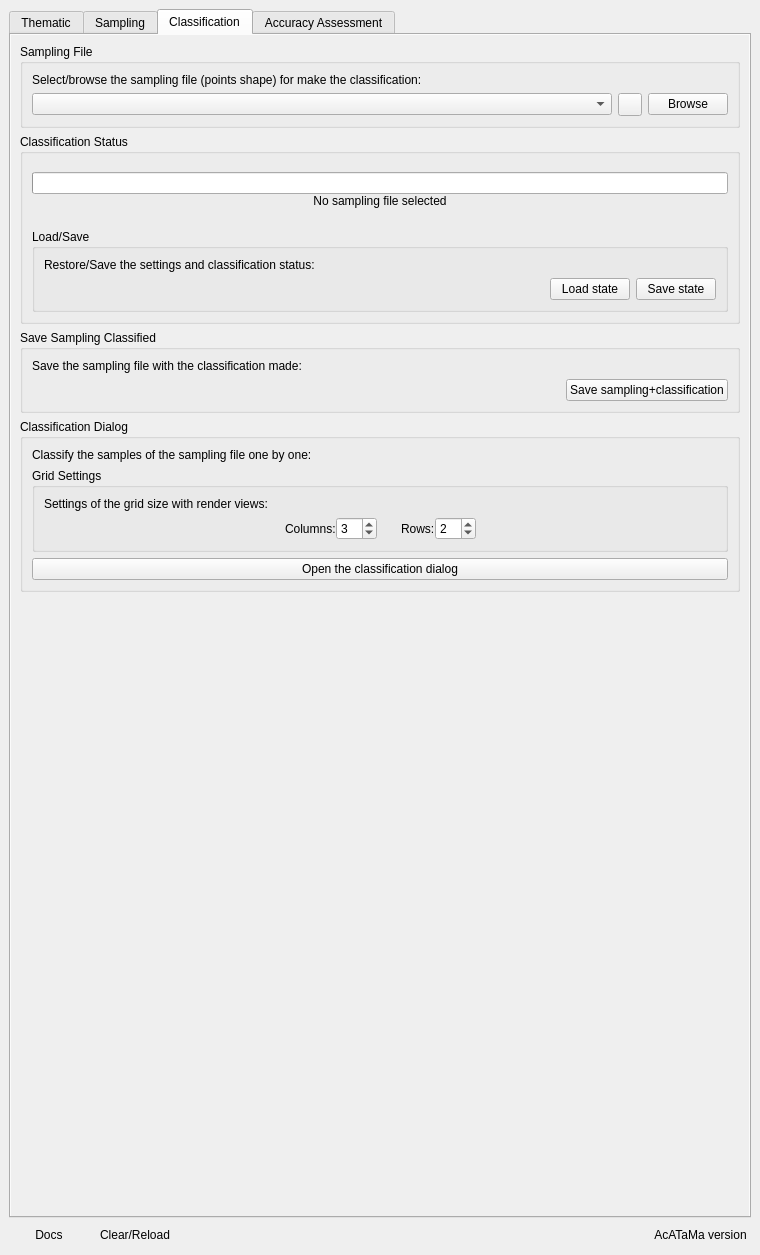
Qt form ui/acatama_dockwidget.ui (SMByC/AcATaMa) before a commit.
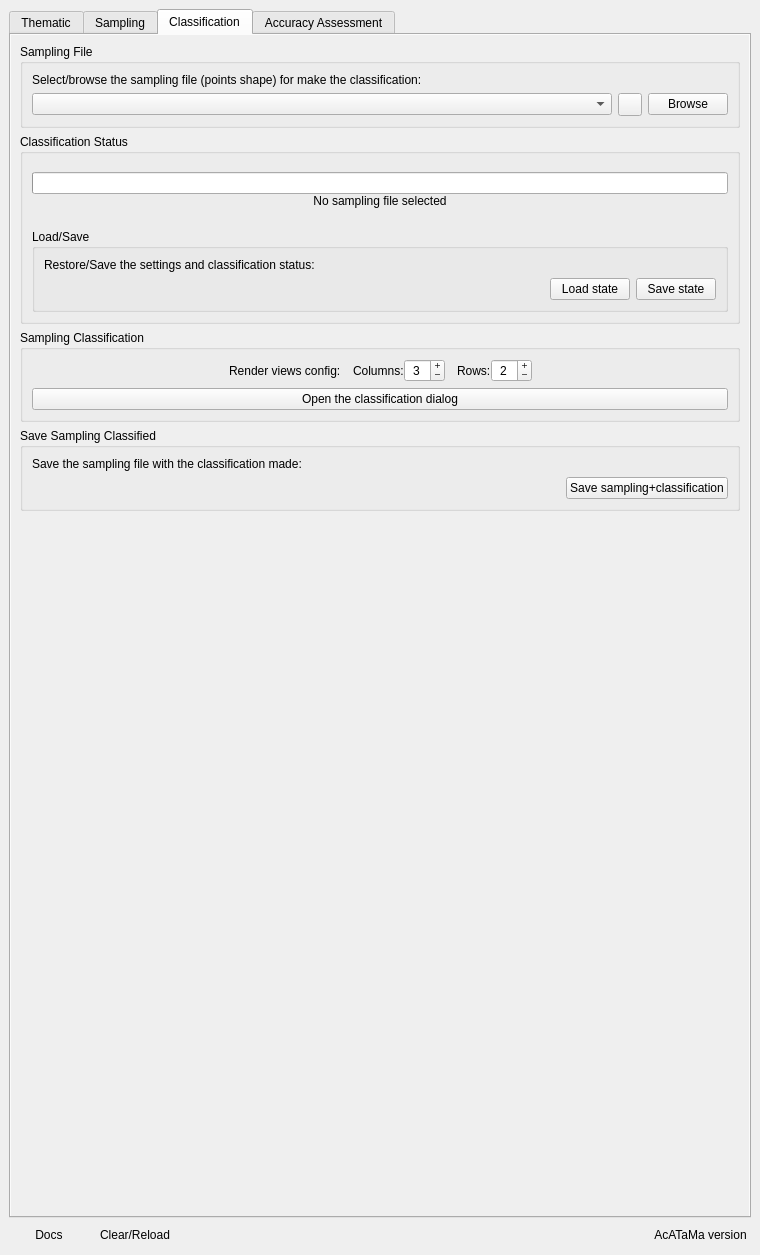
The same form after that commit. The open tabs and pages were chosen to show the change. Icons and pictures are not drawn. Custom widgets are drawn as their Qt base class.

```diff
--- a/ui/acatama_dockwidget.ui
+++ b/ui/acatama_dockwidget.ui
@@ -1363,111 +1363,13 @@
              </widget>
             </item>
             <item>
-             <widget class="QGroupBox" name="QGBox_saveSamplingClassified">
+             <widget class="QGroupBox" name="QGBox_SamplingClassification">
               <property name="title">
-               <string>Save Sampling Classified</string>
-              </property>
-              <layout class="QVBoxLayout" name="verticalLayout_30">
-               <item>
-                <widget class="QLabel" name="label_4">
-                 <property name="sizePolicy">
-                  <sizepolicy hsizetype="Expanding" vsizetype="Preferred">
-                   <horstretch>0</horstretch>
-                   <verstretch>0</verstretch>
-                  </sizepolicy>
-                 </property>
-                 <property name="text">
-                  <string>Save the sampling file with the classification made:</string>
-                 </property>
-                 <property name="alignment">
-                  <set>Qt::AlignJustify|Qt::AlignVCenter</set>
-                 </property>
-                 <property name="wordWrap">
-                  <bool>true</bool>
-                 </property>
-                </widget>
-               </item>
-               <item>
-                <widget class="QWidget" name="widget_2" native="true">
-                 <layout class="QHBoxLayout" name="horizontalLayout_2">
-                  <property name="leftMargin">
-                   <number>0</number>
-                  </property>
-                  <property name="topMargin">
-                   <number>0</number>
-                  </property>
-                  <property name="rightMargin">
-                   <number>0</number>
-                  </property>
-                  <property name="bottomMargin">
-                   <number>0</number>
-                  </property>
-                  <item>
-                   <spacer name="horizontalSpacer_7">
-                    <property name="orientation">
-                     <enum>Qt::Horizontal</enum>
-                    </property>
-                    <property name="sizeHint" stdset="0">
-                     <size>
-                      <width>40</width>
-                      <height>20</height>
-                     </size>
-                    </property>
-                   </spacer>
-                  </item>
-                  <item>
-                   <widget class="QPushButton" name="QPBtn_saveSamplingClassification">
-                    <property name="text">
-                     <string>Save sampling+classification</string>
-                    </property>
-                   </widget>
-                  </item>
-                 </layout>
-                </widget>
-               </item>
-              </layout>
-             </widget>
-            </item>
-            <item>
-             <widget class="QGroupBox" name="QGBox_ClassificationDialog">
-              <property name="title">
-               <string>Classification Dialog</string>
+               <string>Sampling Classification</string>
               </property>
               <layout class="QVBoxLayout" name="verticalLayout_31">
                <item>
-                <widget class="QLabel" name="label_25">
-                 <property name="text">
-                  <string>Classify the samples of the sampling file one by one:</string>
-                 </property>
-                 <property name="alignment">
-                  <set>Qt::AlignJustify|Qt::AlignVCenter</set>
-                 </property>
-                 <property name="wordWrap">
-                  <bool>true</bool>
-                 </property>
-                </widget>
-               </item>
-               <item>
-                <widget class="QGroupBox" name="QGBox_GridSettings">
-                 <property name="title">
-                  <string>Grid Settings</string>
-                 </property>
-                 <layout class="QVBoxLayout" name="verticalLayout_26">
-                  <item>
-                   <widget class="QLabel" name="label_30">
-                    <property name="text">
-                     <string>Settings of the grid size with render views:</string>
-                    </property>
-                    <property name="alignment">
-                     <set>Qt::AlignJustify|Qt::AlignVCenter</set>
-                    </property>
-                    <property name="wordWrap">
-                     <bool>true</bool>
-                    </property>
-                   </widget>
-                  </item>
-                  <item>
-                   <widget class="QWidget" name="widget_11" native="true">
+                <widget class="QWidget" name="QGBox_GridSettings" native="true">
                     <layout class="QHBoxLayout" name="horizontalLayout_8">
                      <property name="spacing">
                       <number>0</number>
@@ -1497,6 +1399,32 @@
                        </property>
                       </spacer>
                      </item>
+                  <item>
+                   <widget class="QLabel" name="label_30">
+                    <property name="text">
+                     <string>Render views config:</string>
+                    </property>
+                    <property name="alignment">
+                     <set>Qt::AlignJustify|Qt::AlignVCenter</set>
+                    </property>
+                   </widget>
+                  </item>
+                  <item>
+                   <spacer name="horizontalSpacer_13">
+                    <property name="orientation">
+                     <enum>Qt::Horizontal</enum>
+                    </property>
+                    <property name="sizeType">
+                     <enum>QSizePolicy::Fixed</enum>
+                    </property>
+                    <property name="sizeHint" stdset="0">
+                     <size>
+                      <width>12</width>
+                      <height>20</height>
+                     </size>
+                    </property>
+                   </spacer>
+                  </item>
                      <item>
                       <widget class="QLabel" name="label_29">
                        <property name="text">
@@ -1506,6 +1434,12 @@
                      </item>
                      <item>
                       <widget class="QSpinBox" name="grid_columns">
+                    <property name="alignment">
+                     <set>Qt::AlignCenter</set>
+                    </property>
+                    <property name="buttonSymbols">
+                     <enum>QAbstractSpinBox::PlusMinus</enum>
+                    </property>
                        <property name="minimum">
                         <number>1</number>
                        </property>
@@ -1527,7 +1461,7 @@
                        </property>
                        <property name="sizeHint" stdset="0">
                         <size>
-                         <width>24</width>
+                      <width>12</width>
                          <height>20</height>
                         </size>
                        </property>
@@ -1542,6 +1476,12 @@
                      </item>
                      <item>
                       <widget class="QSpinBox" name="grid_rows">
+                    <property name="alignment">
+                     <set>Qt::AlignCenter</set>
+                    </property>
+                    <property name="buttonSymbols">
+                     <enum>QAbstractSpinBox::PlusMinus</enum>
+                    </property>
                        <property name="minimum">
                         <number>1</number>
                        </property>
@@ -1569,9 +1509,6 @@
                     </layout>
                    </widget>
                   </item>
-                 </layout>
-                </widget>
-               </item>
                <item>
                 <widget class="QPushButton" name="QPBtn_OpenClassificationDialog">
                  <property name="text">
@@ -1582,6 +1519,72 @@
               </layout>
              </widget>
             </item>
+            <item>
+             <widget class="QGroupBox" name="QGBox_saveSamplingClassified">
+              <property name="title">
+               <string>Save Sampling Classified</string>
+              </property>
+              <layout class="QVBoxLayout" name="verticalLayout_30">
+               <item>
+                <widget class="QLabel" name="label_4">
+                 <property name="sizePolicy">
+                  <sizepolicy hsizetype="Expanding" vsizetype="Preferred">
+                   <horstretch>0</horstretch>
+                   <verstretch>0</verstretch>
+                  </sizepolicy>
+                 </property>
+                 <property name="text">
+                  <string>Save the sampling file with the classification made:</string>
+                 </property>
+                 <property name="alignment">
+                  <set>Qt::AlignJustify|Qt::AlignVCenter</set>
+                 </property>
+                 <property name="wordWrap">
+                  <bool>true</bool>
+                 </property>
+                </widget>
+               </item>
+               <item>
+                <widget class="QWidget" name="widget_2" native="true">
+                 <layout class="QHBoxLayout" name="horizontalLayout_2">
+                  <property name="leftMargin">
+                   <number>0</number>
+                  </property>
+                  <property name="topMargin">
+                   <number>0</number>
+                  </property>
+                  <property name="rightMargin">
+                   <number>0</number>
+                  </property>
+                  <property name="bottomMargin">
+                   <number>0</number>
+                  </property>
+                  <item>
+                   <spacer name="horizontalSpacer_7">
+                    <property name="orientation">
+                     <enum>Qt::Horizontal</enum>
+                    </property>
+                    <property name="sizeHint" stdset="0">
+                     <size>
+                      <width>40</width>
+                      <height>20</height>
+                     </size>
+                    </property>
+                   </spacer>
+                  </item>
+                  <item>
+                   <widget class="QPushButton" name="QPBtn_saveSamplingClassification">
+                    <property name="text">
+                     <string>Save sampling+classification</string>
+                    </property>
+                   </widget>
+                  </item>
+                 </layout>
+                </widget>
+               </item>
+              </layout>
+             </widget>
+            </item>
             <item>
              <spacer name="verticalSpacer_2">
               <property name="orientation">
@@ -1877,17 +1880,17 @@
   </widget>
  </widget>
  <customwidgets>
+  <customwidget>
+   <class>QgsMapLayerComboBox</class>
+   <extends>QComboBox</extends>
+   <header>qgsmaplayercombobox.h</header>
+  </customwidget>
   <customwidget>
    <class>GenerateSamplingWidget</class>
    <extends>QWidget</extends>
    <header>AcATaMa.gui.generate_sampling_widget</header>
    <container>1</container>
   </customwidget>
-  <customwidget>
-   <class>QgsMapLayerComboBox</class>
-   <extends>QComboBox</extends>
-   <header>qgis.gui</header>
-  </customwidget>
  </customwidgets>
  <resources/>
  <connections>
```
Left out of the diff: 61 changed lines with no effect on the pictures. Lines whose indentation alone changed are shown as unchanged.
